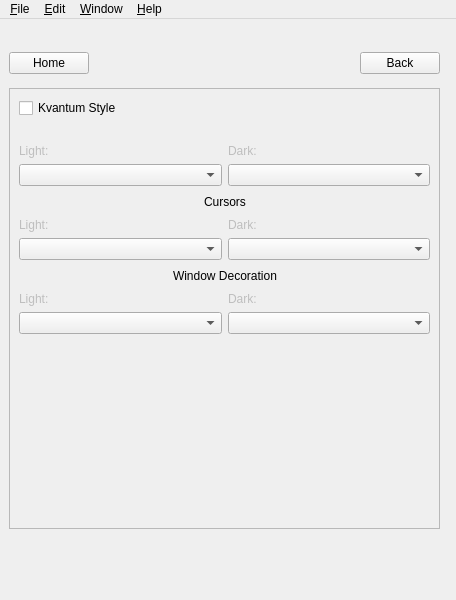
Before: the Qt Designer form src/mainwindow.ui in baduhai/Koi, drawn with Qt 5.
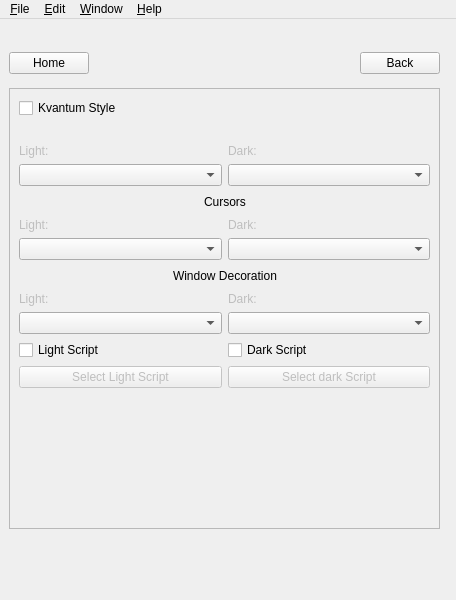
After: the same form once the commit is applied. Icons and pictures are not drawn. Custom widgets are drawn as their Qt base class.

Commit message:
Added Run Scripts and refactored code
added the ability to run custom scripts and removed redundant methods from the utils.cpp file

Patch:
```diff
--- a/src/mainwindow.ui
+++ b/src/mainwindow.ui
@@ -694,9 +694,9 @@
          <property name="geometry">
           <rect>
            <x>0</x>
-           <y>0</y>
-           <width>421</width>
-           <height>431</height>
+           <y>-45</y>
+           <width>400</width>
+           <height>476</height>
           </rect>
          </property>
          <layout class="QFormLayout" name="formLayout_2">
@@ -925,6 +925,60 @@
             </item>
            </layout>
           </item>
+          <item row="3" column="0" colspan="2">
+           <layout class="QVBoxLayout" name="verticalLayout_2">
+            <item>
+             <layout class="QHBoxLayout" name="horizontalLayout_19">
+              <item>
+               <widget class="QCheckBox" name="lightScriptCheckBox">
+                <property name="text">
+                 <string>Light Script</string>
+                </property>
+               </widget>
+              </item>
+              <item>
+               <widget class="QCheckBox" name="darkScriptCheckBox">
+                <property name="text">
+                 <string>Dark Script</string>
+                </property>
+               </widget>
+              </item>
+             </layout>
+            </item>
+            <item>
+             <layout class="QHBoxLayout" name="horizontalLayout_23">
+              <item>
+               <widget class="QPushButton" name="lightScriptBtn">
+                <property name="enabled">
+                 <bool>false</bool>
+                </property>
+                <property name="text">
+                 <string>Select Light Script</string>
+                </property>
+                <property name="icon">
+                 <iconset theme="filerunner">
+                  <normaloff>.</normaloff>.</iconset>
+                </property>
+               </widget>
+              </item>
+              <item>
+               <widget class="QPushButton" name="darkScriptBtn">
+                <property name="enabled">
+                 <bool>false</bool>
+                </property>
+                <property name="text">
+                 <string>Select dark Script</string>
+                </property>
+                <property name="icon">
+                 <iconset theme="filerunner">
+                  <normaloff>.</normaloff>.</iconset>
+                </property>
+               </widget>
+              </item>
+             </layout>
+            </item>
+           </layout>
+          </item>
          </layout>
         </widget>
        </widget>
```
Left out of the diff: 8 changed lines with no effect on the pictures. The commit also changes 5 other files.
